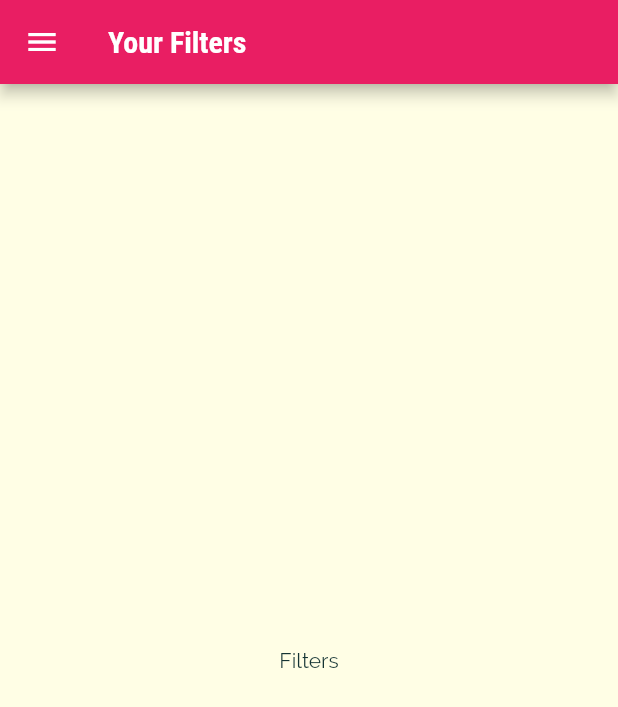
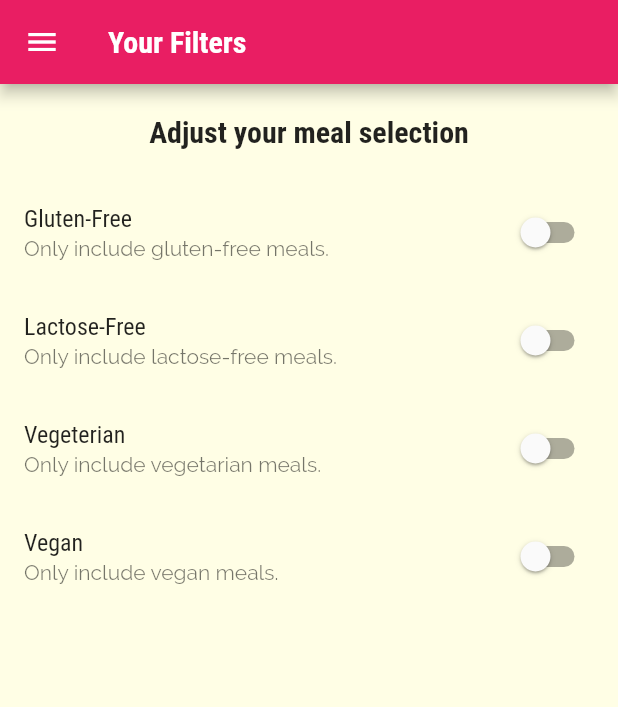
Before and after one commit to massimilianoporzio/delimeals, a Flutter app: the FiltersScreen screen opened by its route, on a phone screen of 412 x 824 dp. Shown: the top 707 px of the screen. Run offline on Flutter 3.47's test engine with Material 2 defaults, Android fonts, the phone set to English and light mode, and no system bars; Roboto replaces fonts that are missing (RobotoCondensed).

Commit message:
Inseriti gli switches e reso stateful

```diff
--- a/lib/screens/filters_screen.dart
+++ b/lib/screens/filters_screen.dart
@@ -1,15 +1,75 @@
 import 'package:delimeals/widgets/drawer.dart';
 import 'package:flutter/material.dart';
 
-class FiltersScreen extends StatelessWidget {
+class FiltersScreen extends StatefulWidget {
   static const routeName = "/filters";
   const FiltersScreen({super.key});
+
+  @override
+  State<FiltersScreen> createState() => _FiltersScreenState();
+}
+
+class _FiltersScreenState extends State<FiltersScreen> {
+  var _glutenFree = false;
+  var _vegetarian = false;
+  var _vegan = false;
+  var _lactoseFree = false;
+
+  Widget _buildSwitchListTitle(String title, String subtitle, bool currentValue,
+      Function(bool) updateValue) {
+    return SwitchListTile(
+        title: Text(title),
+        subtitle: Text(subtitle),
+        value: currentValue,
+        onChanged: updateValue);
+  }
 
   @override
   Widget build(BuildContext context) {
     return Scaffold(
         appBar: AppBar(title: const Text('Your Filters')),
         drawer: const MainDrawer(),
-        body: const Center(child: Text('Filters')));
+        body: Column(
+          children: [
+            Container(
+                padding: const EdgeInsets.all(20),
+                child: Text(
+                  'Adjust your meal selection',
+                  style: Theme.of(context).textTheme.headline6,
+                )),
+            Expanded(
+                child: ListView(
+              children: [
+                _buildSwitchListTitle("Gluten-Free",
+                    "Only include gluten-free meals.", _glutenFree, (newValue) {
+                  setState(() {
+                    _glutenFree = newValue;
+                  });
+                }),
+                _buildSwitchListTitle(
+                    "Lactose-Free",
+                    "Only include lactose-free meals.",
+                    _lactoseFree, (newValue) {
+                  setState(() {
+                    _lactoseFree = newValue;
+                  });
+                }),
+                _buildSwitchListTitle(
+                    "Vegeterian", "Only include vegetarian meals.", _vegetarian,
+                    (newValue) {
+                  setState(() {
+                    _vegetarian = newValue;
+                  });
+                }),
+                _buildSwitchListTitle(
+                    "Vegan", "Only include vegan meals.", _vegan, (newValue) {
+                  setState(() {
+                    _vegan = newValue;
+                  });
+                })
+              ],
+            )),
+          ],
+        ));
   }
 }
```
